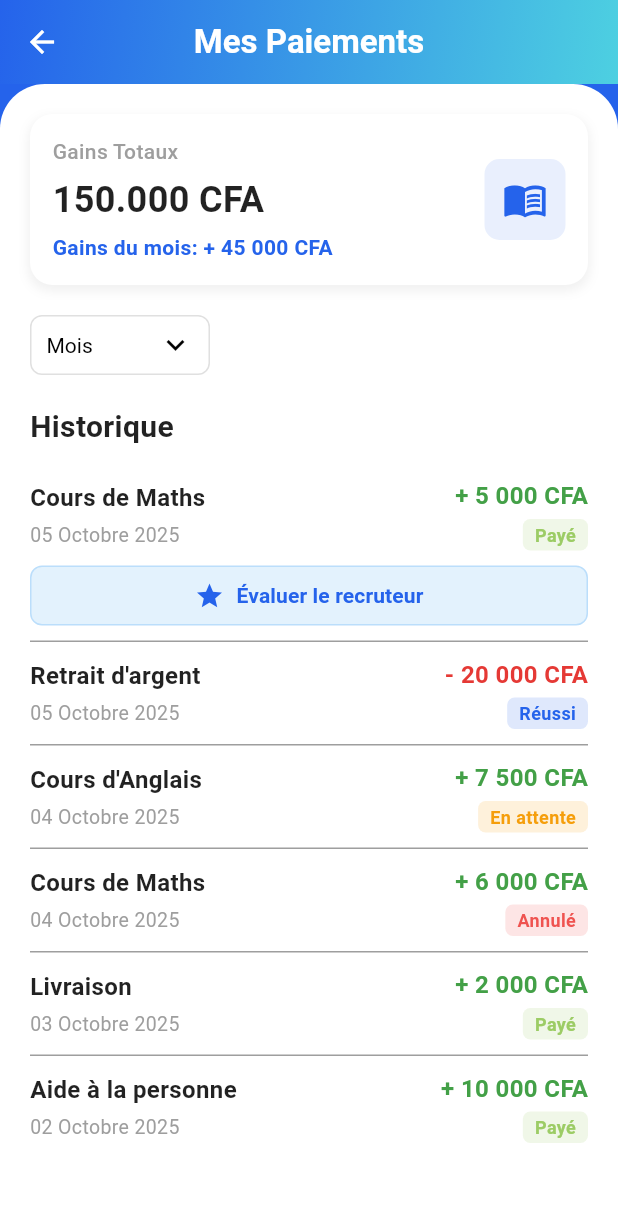
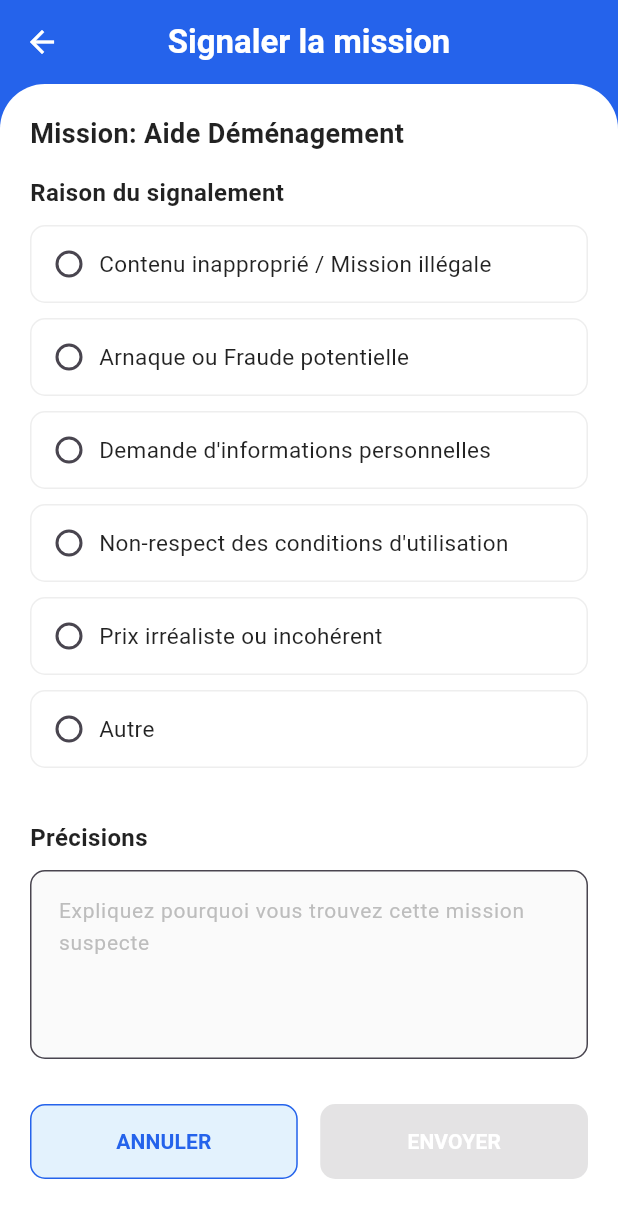
Before and after one commit to Tji-Teliman/tji_teliman_mobile, a Flutter app: the screen it shows after launch, on a phone screen of 412 x 824 dp. Shown: the top 1218 px of the screen. Run offline on Flutter 3.47's test engine with Material 3 defaults, Android fonts, the light colour scheme and no system bars; our stand-ins replace google_fonts, google_maps_flutter.

Commit message:
feat: ajout de la page Signaler Mission

```diff
--- a/lib/main.dart
+++ b/lib/main.dart
@@ -4,6 +4,7 @@ import 'package:tji_teliman_mobile/screens/screens_jeunes/historique_litige.dart
 import 'package:tji_teliman_mobile/screens/screens_jeunes/historique_paiement.dart';
 import 'package:tji_teliman_mobile/screens/screens_jeunes/liste_litige.dart';
 import 'package:tji_teliman_mobile/screens/screens_jeunes/noter_recruteur.dart';
+import 'package:tji_teliman_mobile/screens/screens_jeunes/signaler_mission.dart';
 import 'package:tji_teliman_mobile/screens/screens_jeunes/signaler_screen.dart';
 import 'screens/splash_screen.dart';
 import 'screens/screens_jeunes/missions_screen.dart';
@@ -35,7 +36,7 @@ class MyApp extends StatelessWidget {
         useMaterial3: true,
       ),
       // L'écran de démarrage est défini ici
-      home: const HistoriquePaiement(),
+      home: const SignalerMission(),
       debugShowCheckedModeBanner: false,
     );
   }
--- /dev/null
+++ b/lib/screens/screens_jeunes/signaler_mission.dart
@@ -0,0 +1,286 @@
+import 'package:flutter/material.dart';
+
+
+class SignalerMission extends StatelessWidget {
+  const SignalerMission({super.key});
+
+  @override
+  Widget build(BuildContext context) {
+    return MaterialApp(
+      title: 'Signaler la Mission',
+      theme: ThemeData(
+        primarySwatch: Colors.blue,
+        useMaterial3: true,
+      ),
+      home: const SignalMissionScreen(),
+      debugShowCheckedModeBanner: false,
+    );
+  }
+}
+
+// Définition des couleurs personnalisées (récupérées de l'écran précédent)
+const Color customOrange = Color(0xFFF59E0B);
+const Color customBlue = Color(0xFF2563EB); // Bleu foncé de la barre d'App
+const Color accentColor = Color(0xFF4DD0E1); // Bleu/Cyan pour le dégradé (maintenu pour d'autres éléments)
+const Color lightBlueButton = Color(0xFFE3F2FD); // Couleur de fond des options
+
+class SignalMissionScreen extends StatefulWidget {
+  const SignalMissionScreen({super.key});
+
+  @override
+  State<SignalMissionScreen> createState() => _SignalMissionScreenState();
+}
+
+class _SignalMissionScreenState extends State<SignalMissionScreen> {
+  // État pour gérer l'option de radio sélectionnée
+  String? _selectedReason;
+  // Contrôleur pour le champ de texte 'Précisions'
+  final TextEditingController _precisionController = TextEditingController();
+
+  // Liste des raisons de signalement
+  final List<String> reasons = [
+    "Contenu inapproprié / Mission illégale",
+    "Arnaque ou Fraude potentielle",
+    "Demande d'informations personnelles",
+    "Non-respect des conditions d'utilisation",
+    "Prix irréaliste ou incohérent",
+    "Autre",
+  ];
+
+  @override
+  void dispose() {
+    _precisionController.dispose();
+    super.dispose();
+  }
+
+  void _sendReport() {
+    // Logique de signalement
+    String precisionText = _precisionController.text;
+    ScaffoldMessenger.of(context).showSnackBar(
+      SnackBar(
+        content: Text(
+          'Signalement envoyé. Raison: ${_selectedReason ?? "Non spécifiée"}. Précisions: $precisionText',
+        ),
+      ),
+    );
+  }
+
+  @override
+  Widget build(BuildContext context) {
+    return Scaffold(
+      backgroundColor: customBlue, // Couleur de fond qui correspond à customBlue
+      appBar: AppBar(
+        // Utilisation directe de la couleur #2563EB
+        backgroundColor: customBlue,
+        // Suppression du flexibleSpace qui contenait le dégradé
+        elevation: 0,
+        leading: IconButton(
+          icon: const Icon(Icons.arrow_back, color: Colors.white),
+          onPressed: () {
+            // Logique de retour
+          },
+        ),
+        title: const Text(
+          'Signaler la mission',
+          style: TextStyle(color: Colors.white, fontWeight: FontWeight.w600),
+        ),
+        centerTitle: true,
+      ),
+
+      body: Column(
+        children: <Widget>[
+          Expanded(
+            child: Container(
+              width: double.infinity,
+              decoration: const BoxDecoration(
+                color: Colors.white,
+                borderRadius: BorderRadius.vertical(top: Radius.circular(30.0)),
+              ),
+              child: SingleChildScrollView(
+                padding: const EdgeInsets.all(20.0),
+                child: Column(
+                  crossAxisAlignment: CrossAxisAlignment.start,
+                  children: <Widget>[
+                    // --- Mission Info ---
+                    const Text(
+                      'Mission: Aide Déménagement',
+                      style: TextStyle(
+                        fontWeight: FontWeight.bold,
+                        fontSize: 18,
+                        color: Colors.black87,
+                      ),
+                    ),
+                    const SizedBox(height: 15),
+
+                    // --- Titre Raison du signalement ---
+                    const Text(
+                      'Raison du signalement',
+                      style: TextStyle(
+                        fontWeight: FontWeight.w600,
+                        fontSize: 16,
+                        color: Colors.black87,
+                      ),
+                    ),
+                    const SizedBox(height: 10),
+
+                    // --- Liste des options de radio ---
+                    ...reasons.map((reason) => RadioOptionCard(
+                      title: reason,
+                      groupValue: _selectedReason,
+                      value: reason,
+                      onChanged: (String? newValue) {
+                        setState(() {
+                          _selectedReason = newValue;
+                        });
+                      },
+                    )).toList(),
+
+                    const SizedBox(height: 25),
+
+                    // --- Titre Précisions ---
+                    const Text(
+                      'Précisions',
+                      style: TextStyle(
+                        fontWeight: FontWeight.w600,
+                        fontSize: 16,
+                        color: Colors.black87,
+                      ),
+                    ),
+                    const SizedBox(height: 10),
+
+                    // --- Champ de texte pour les précisions ---
+                    TextField(
+                      controller: _precisionController,
+                      maxLines: 4,
+                      decoration: InputDecoration(
+                        hintText: 'Expliquez pourquoi vous trouvez cette mission suspecte',
+                        hintStyle: TextStyle(color: Colors.grey.shade400, fontSize: 14),
+                        contentPadding: const EdgeInsets.all(15.0),
+                        border: OutlineInputBorder(
+                          borderRadius: BorderRadius.circular(10.0),
+                          borderSide: BorderSide(color: Colors.grey.shade300),
+                        ),
+                        focusedBorder: OutlineInputBorder(
+                          borderRadius: BorderRadius.circular(10.0),
+                          borderSide: const BorderSide(color: customBlue, width: 2),
+                        ),
+                        fillColor: Colors.grey.shade50,
+                        filled: true,
+                      ),
+                    ),
+
+                    const SizedBox(height: 30),
+
+                    // --- Boutons Annuler et Envoyer ---
+                    Row(
+                      mainAxisAlignment: MainAxisAlignment.spaceBetween,
+                      children: <Widget>[
+                        // Bouton Annuler (Bleu clair et texte bleu)
+                        Expanded(
+                          child: OutlinedButton(
+                            onPressed: () {
+                              // Logique d'annulation (peut fermer l'écran)
+                              ScaffoldMessenger.of(context).showSnackBar(
+                                const SnackBar(content: Text("Annulation du signalement"))
+                              );
+                            },
+                            style: OutlinedButton.styleFrom(
+                              backgroundColor: lightBlueButton,
+                              side: const BorderSide(color: customBlue),
+                              padding: const EdgeInsets.symmetric(vertical: 15),
+                              shape: RoundedRectangleBorder(borderRadius: BorderRadius.circular(10)),
+                            ),
+                            child: const Text(
+                              'ANNULER',
+                              style: TextStyle(color: customBlue, fontWeight: FontWeight.bold),
+                            ),
+                          ),
+                        ),
+                        const SizedBox(width: 15),
+                        // Bouton Envoyer (Bleu foncé plein)
+                        Expanded(
+                          child: ElevatedButton(
+                            onPressed: _selectedReason == null ? null : _sendReport, // Désactivé si aucune raison n'est sélectionnée
+                            style: ElevatedButton.styleFrom(
+                              backgroundColor: customBlue,
+                              padding: const EdgeInsets.symmetric(vertical: 15),
+                              shape: RoundedRectangleBorder(borderRadius: BorderRadius.circular(10)),
+                              elevation: 2,
+                            ),
+                            child: const Text(
+                              'ENVOYER',
+                              style: TextStyle(color: Colors.white, fontWeight: FontWeight.bold),
+                            ),
+                          ),
+                        ),
+                      ],
+                    ),
+                    const SizedBox(height: 20),
+                  ],
+                ),
+              ),
+            ),
+          ),
+        ],
+      ),
+    );
+  }
+}
+
+
+// Widget pour chaque option de radio avec un style de carte
+class RadioOptionCard extends StatelessWidget {
+  final String title;
+  final String? groupValue;
+  final String value;
+  final ValueChanged<String?> onChanged;
+
+  const RadioOptionCard({
+    super.key,
+    required this.title,
+    required this.groupValue,
+    required this.value,
+    required this.onChanged,
+  });
+
+  @override
+  Widget build(BuildContext context) {
+    bool isSelected = groupValue == value;
+
+    return GestureDetector(
+      onTap: () => onChanged(value),
+      child: Container(
+        margin: const EdgeInsets.only(bottom: 10),
+        padding: const EdgeInsets.symmetric(horizontal: 5, vertical: 5),
+        decoration: BoxDecoration(
+          color: isSelected ? lightBlueButton.withOpacity(0.5) : Colors.white,
+          borderRadius: BorderRadius.circular(10),
+          border: Border.all(
+            color: isSelected ? customBlue : Colors.grey.shade200,
+            width: isSelected ? 2 : 1,
+          ),
+        ),
+        child: Row(
+          children: <Widget>[
+            Radio<String>(
+              value: value,
+              groupValue: groupValue,
+              onChanged: onChanged,
+              activeColor: customBlue,
+              materialTapTargetSize: MaterialTapTargetSize.shrinkWrap, // Pour réduire la zone de clic par défaut
+            ),
+            Expanded(
+              child: Text(
+                title,
+                style: const TextStyle(
+                  fontSize: 15,
+                  color: Colors.black87,
+                ),
+              ),
+            ),
+          ],
+        ),
+      ),
+    );
+  }
+}
```
